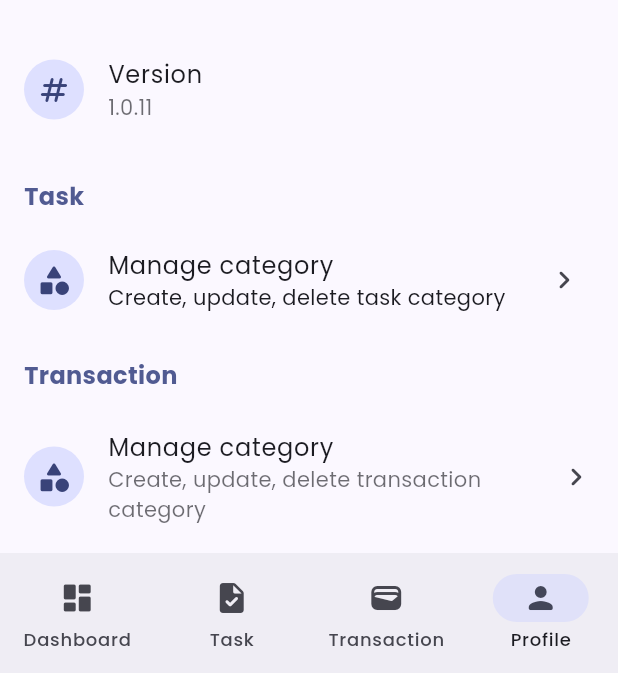
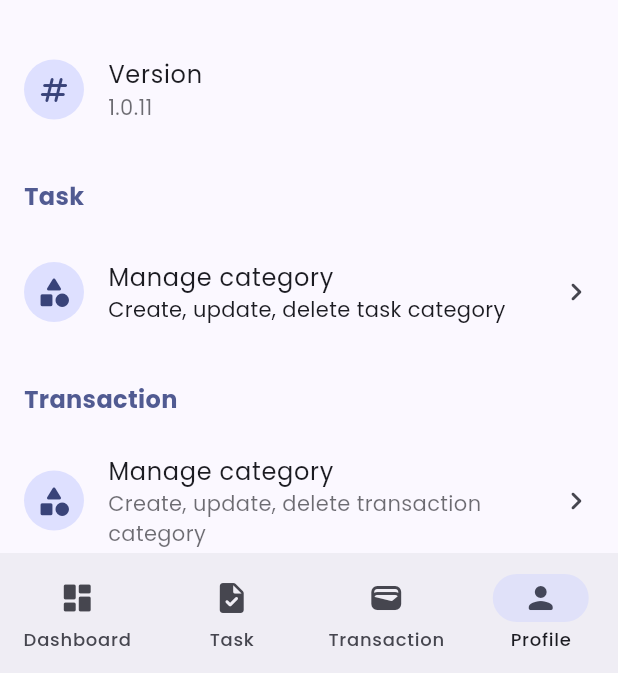
Before and after one commit to rizalanggoro/work-it, a Flutter app: the screen it shows after launch, item 4 of the bottom bar chosen, on a phone screen of 412 x 824 dp, the part 563-1236 px from its top. Run offline on Flutter 3.47's test engine with Material 2 defaults, Android fonts, the light colour scheme and no system bars; our stand-ins replace get, get_storage, google_fonts, isar, package_info_plus; accounts and stored records are empty; generated files the repository leaves out were written again.

Commit message:
[fix] home/profile -> task manage category padding

```diff
--- a/lib/ui/pages/home/modules/profile/widgets/sections/task.dart
+++ b/lib/ui/pages/home/modules/profile/widgets/sections/task.dart
@@ -29,6 +29,10 @@ class HomeProfileSectionTask extends GetView<HomeProfileController> {
           ),
         ),
         ListTile(
+          contentPadding: const EdgeInsets.symmetric(
+            horizontal: 16,
+            vertical: 8,
+          ),
           onTap: () => controller.toManageTaskCategory(),
           leading: const CircleAvatar(
             child: Icon(Icons.category_rounded),
```
